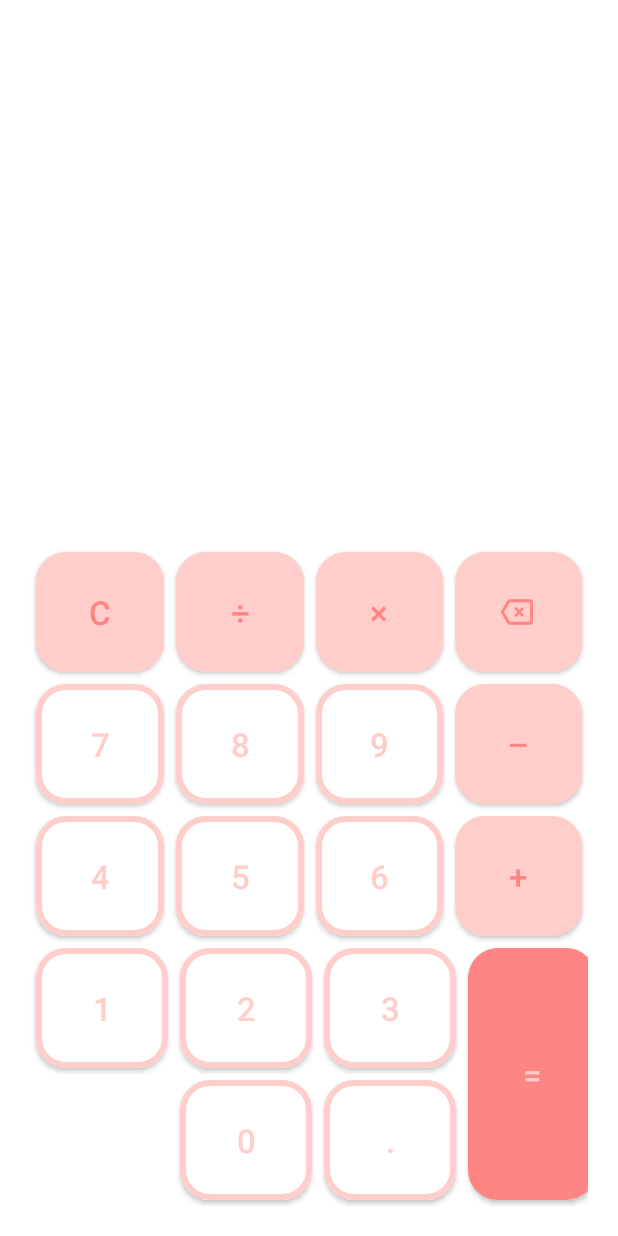
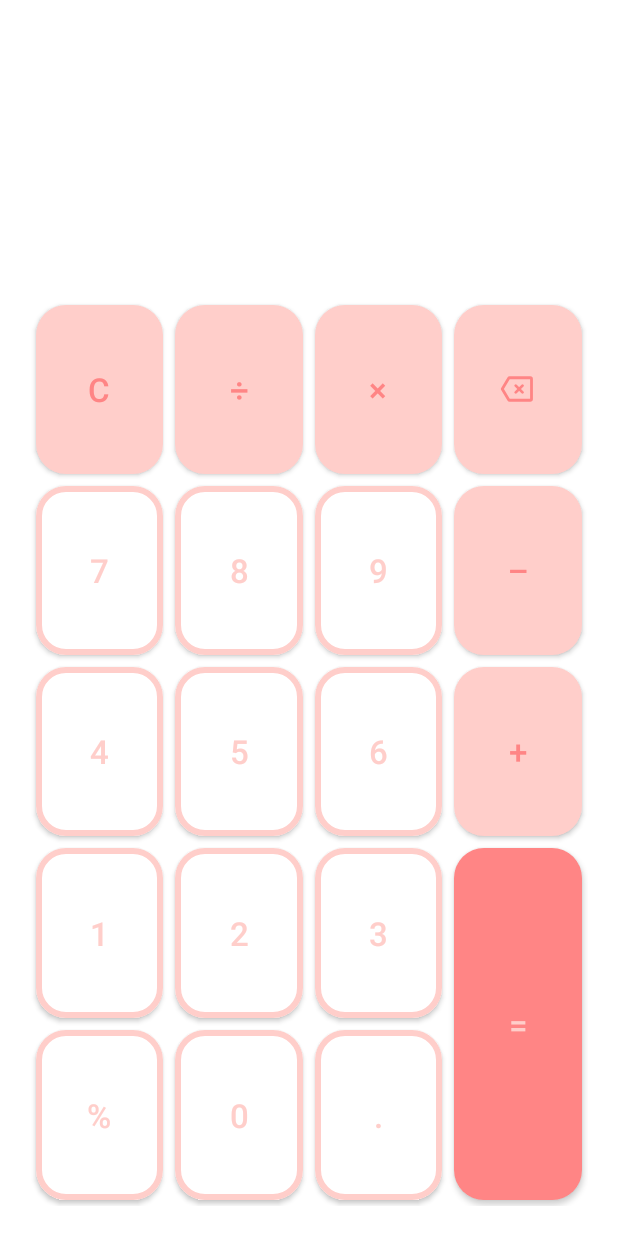
Before and after one commit to nvshink/calculator-and, an Android app: the screen it shows after launch (MainActivity), on a phone screen of 412 x 824 dp. Run offline under Robolectric (Android 15) with nearby library versions, the phone set to English and light mode, and no system bars.

Commit message:
GridLayout replace TableLayout

```diff
--- a/app/build.gradle
+++ b/app/build.gradle
@@ -39,6 +39,7 @@ dependencies {
     implementation 'androidx.appcompat:appcompat:1.3.0'
     implementation 'com.google.android.material:material:1.3.0'
     implementation 'androidx.constraintlayout:constraintlayout:2.0.4'
+    implementation 'androidx.gridlayout:gridlayout:1.0.0'
     testImplementation 'junit:junit:4.+'
     androidTestImplementation 'androidx.test.ext:junit:1.1.2'
     androidTestImplementation 'androidx.test.espresso:espresso-core:3.3.0'
--- a/app/src/main/res/layout/activity_main.xml
+++ b/app/src/main/res/layout/activity_main.xml
@@ -19,73 +19,302 @@
         app:layout_constraintHorizontal_bias="1.0"
         app:layout_constraintStart_toStartOf="parent"
         app:layout_constraintTop_toTopOf="parent" />
-
-    <TableLayout
+    <androidx.gridlayout.widget.GridLayout
         android:layout_width="0dp"
         android:layout_height="0dp"
         android:layout_marginStart="20dp"
-        android:layout_marginTop="20dp"
+        android:layout_marginTop="10dp"
+        android:layout_marginEnd="20dp"
+        android:layout_marginBottom="20dp"
+        app:columnCount="4"
+        app:layout_constraintBottom_toBottomOf="parent"
+        app:layout_constraintEnd_toEndOf="parent"
+        app:layout_constraintStart_toStartOf="parent"
+        app:layout_constraintTop_toBottomOf="@+id/outText"
+        app:rowCount="5">
+
+        <Button
+            android:id="@+id/clearButton"
+            style="@style/Widget.MyApp.Button.PrimaryButton"
+            android:layout_width="0dp"
+            android:layout_height="0dp"
+            android:onClick="onClear"
+            android:text="C"
+            app:layout_column="0"
+            app:layout_columnWeight="1"
+            app:layout_gravity="fill"
+            app:layout_row="0"
+            app:layout_rowWeight="1" />
+
+        <Button
+            android:id="@+id/divideButton"
+            style="@style/Widget.MyApp.Button.PrimaryButton"
+            android:layout_width="0dp"
+            android:layout_height="0dp"
+            android:onClick="onOperator"
+            android:text="÷"
+            app:layout_column="1"
+            app:layout_columnWeight="1"
+            app:layout_gravity="fill"
+            app:layout_row="0"
+            app:layout_rowWeight="1" />
+
+        <Button
+            android:id="@+id/multiplicationButton"
+            style="@style/Widget.MyApp.Button.PrimaryButton"
+            android:layout_width="0dp"
+            android:layout_height="0dp"
+            android:onClick="onOperator"
+            android:text="×"
+            app:layout_column="2"
+            app:layout_columnWeight="1"
+            app:layout_gravity="fill"
+            app:layout_row="0"
+            app:layout_rowWeight="1" />
+
+        <Button
+            android:id="@+id/deleteButton"
+            style="@style/Widget.MyApp.Button.PrimaryButton"
+            android:layout_width="0dp"
+            android:layout_height="0dp"
+            android:gravity="center"
+            android:onClick="onDelete"
+            app:icon="@drawable/ic_backspace"
+            app:iconGravity="textStart"
+            app:iconPadding="0dp"
+            app:layout_column="3"
+            app:layout_columnWeight="1"
+            app:layout_gravity="fill"
+            app:layout_row="0"
+            app:layout_rowWeight="1" />
+
+        <Button
+            android:id="@+id/sevenButton"
+            style="@style/Widget.MyApp.Button.OnPrimaryButton"
+            android:layout_width="0dp"
+            android:layout_height="0dp"
+            android:onClick="onNumber"
+            android:text="7"
+            app:layout_column="0"
+            app:layout_columnWeight="1"
+            app:layout_gravity="fill"
+            app:layout_row="1"
+            app:layout_rowWeight="1" />
+
+        <Button
+            android:id="@+id/eightButton"
+            style="@style/Widget.MyApp.Button.OnPrimaryButton"
+            android:layout_width="0dp"
+            android:layout_height="0dp"
+            android:onClick="onNumber"
+            android:text="8"
+            app:layout_column="1"
+            app:layout_columnWeight="1"
+            app:layout_gravity="fill"
+            app:layout_row="1"
+            app:layout_rowWeight="1" />
+
+        <Button
+            android:id="@+id/nineButton"
+            style="@style/Widget.MyApp.Button.OnPrimaryButton"
+            android:layout_width="0dp"
+            android:layout_height="0dp"
+            android:onClick="onNumber"
+            android:text="9"
+            app:layout_column="2"
+            app:layout_columnWeight="1"
+            app:layout_gravity="fill"
+            app:layout_row="1"
+            app:layout_rowWeight="1" />
+
+        <Button
+            android:id="@+id/minusButton"
+            style="@style/Widget.MyApp.Button.PrimaryButton"
+            android:layout_width="0dp"
+            android:layout_height="0dp"
+            android:onClick="onOperator"
+            android:text="–"
+            app:layout_column="3"
+            app:layout_columnWeight="1"
+            app:layout_gravity="fill"
+            app:layout_row="1"
+            app:layout_rowWeight="1" />
+
+        <Button
+            android:id="@+id/fourButton"
+            style="@style/Widget.MyApp.Button.OnPrimaryButton"
+            android:layout_width="0dp"
+            android:layout_height="0dp"
+            android:layout_weight="25"
+            android:onClick="onNumber"
+            android:text="4"
+            app:layout_column="0"
+            app:layout_columnWeight="1"
+            app:layout_gravity="fill"
+            app:layout_row="2"
+            app:layout_rowWeight="1" />
+
+        <Button
+            android:id="@+id/fiveButton"
+            style="@style/Widget.MyApp.Button.OnPrimaryButton"
+            android:layout_width="0dp"
+            android:layout_height="0dp"
+            android:layout_weight="25"
+            android:onClick="onNumber"
+            android:text="5"
+            app:layout_column="1"
+            app:layout_columnWeight="1"
+            app:layout_gravity="fill"
+            app:layout_row="2"
+            app:layout_rowWeight="1" />
+
+        <Button
+            android:id="@+id/sixButton"
+            style="@style/Widget.MyApp.Button.OnPrimaryButton"
+            android:layout_width="0dp"
+            android:layout_height="0dp"
+            android:layout_weight="25"
+            android:onClick="onNumber"
+            android:text="6"
+            app:layout_column="2"
+            app:layout_columnWeight="1"
+            app:layout_gravity="fill"
+            app:layout_row="2"
+            app:layout_rowWeight="1" />
+
+        <Button
+            android:id="@+id/plusButton"
+            style="@style/Widget.MyApp.Button.PrimaryButton"
+            android:layout_width="0dp"
+            android:layout_height="0dp"
+            android:layout_weight="25"
+            android:onClick="onOperator"
+            android:text="+"
+            app:layout_column="3"
+            app:layout_columnWeight="1"
+            app:layout_gravity="fill"
+            app:layout_row="2"
+            app:layout_rowWeight="1" />
+
+        <Button
+            android:id="@+id/oneButton"
+            style="@style/Widget.MyApp.Button.OnPrimaryButton"
+            android:layout_width="0dp"
+            android:layout_height="0dp"
+            android:layout_weight="33"
+            android:onClick="onNumber"
+            android:text="1"
+            app:layout_column="0"
+            app:layout_columnWeight="1"
+            app:layout_gravity="fill"
+            app:layout_row="3"
+            app:layout_rowWeight="1" />
+
+        <Button
+            android:id="@+id/twoButton"
+            style="@style/Widget.MyApp.Button.OnPrimaryButton"
+            android:layout_width="0dp"
+            android:layout_height="0dp"
+            android:layout_weight="33"
+            android:onClick="onNumber"
+            android:text="2"
+            app:layout_column="1"
+            app:layout_columnWeight="1"
+            app:layout_gravity="fill"
+            app:layout_row="3"
+            app:layout_rowWeight="1" />
+
+        <Button
+            android:id="@+id/threeButton"
+            style="@style/Widget.MyApp.Button.OnPrimaryButton"
+            android:layout_width="0dp"
+            android:layout_height="0dp"
+            android:layout_weight="33"
+            android:onClick="onNumber"
+            android:text="3"
+            app:layout_column="2"
+            app:layout_columnWeight="1"
+            app:layout_gravity="fill"
+            app:layout_row="3"
+            app:layout_rowWeight="1" />
+
+        <Button
+            android:id="@+id/resultButton"
+            style="@style/Widget.MyApp.Button.PrimaryVariantButton"
+            android:layout_width="0dp"
+            android:layout_height="0dp"
+            android:onClick="onResult"
+            android:text="="
+            app:layout_column="3"
+            app:layout_columnWeight="1"
+            app:layout_gravity="fill"
+            app:layout_row="3"
+            app:layout_rowSpan="2"
+            app:layout_rowWeight="1" />
+
+        <Button
+            android:id="@+id/percentButton"
+            style="@style/Widget.MyApp.Button.OnPrimaryButton"
+            android:layout_width="0dp"
+            android:layout_height="0dp"
+            android:text="%"
+            android:visibility="visible"
+            app:layout_column="0"
+            app:layout_columnWeight="1"
+            app:layout_gravity="fill"
+            app:layout_row="4"
+            app:layout_rowWeight="1" />
+
+        <Button
+            android:id="@+id/zeroButton"
+            style="@style/Widget.MyApp.Button.OnPrimaryButton"
+            android:layout_width="0dp"
+            android:layout_height="0dp"
+            android:onClick="onNumber"
+            android:text="0"
+            app:layout_column="1"
+            app:layout_columnWeight="1"
+            app:layout_gravity="fill"
+            app:layout_row="4"
+            app:layout_rowWeight="1" />
+
+        <Button
+            android:id="@+id/pointButton"
+            style="@style/Widget.MyApp.Button.OnPrimaryButton"
+            android:layout_width="0dp"
+            android:layout_height="0dp"
+            android:onClick="onPoint"
+            android:text="."
+            app:layout_column="2"
+            app:layout_columnWeight="1"
+            app:layout_gravity="fill"
+            app:layout_row="4"
+            app:layout_rowWeight="1" />
+
+    </androidx.gridlayout.widget.GridLayout>
+
+    <TableLayout
+        android:id="@+id/tableLayout"
+        android:layout_width="0dp"
+        android:layout_height="0dp"
+        android:layout_marginStart="20dp"
         android:layout_marginEnd="20dp"
         android:layout_marginBottom="20dp"
         android:gravity="bottom|center_vertical"
         android:orientation="vertical"
         android:stretchColumns="0, 1, 2, 3"
+        android:visibility="gone"
         android:weightSum="100"
         app:layout_constraintBottom_toBottomOf="parent"
         app:layout_constraintEnd_toEndOf="parent"
         app:layout_constraintHeight_max="440dp"
         app:layout_constraintHeight_min="200dp"
-        app:layout_constraintStart_toStartOf="parent"
-        app:layout_constraintTop_toBottomOf="@+id/outText"
-        app:layout_constraintVertical_bias="1.0">
+        app:layout_constraintStart_toStartOf="parent">
 
         <TableRow
             android:layout_width="match_parent"
             android:layout_height="match_parent"
             android:layout_weight="20">
-
-            <Button
-                android:id="@+id/clearButton"
-                style="@style/Widget.MyApp.Button.PrimaryButton"
-                android:layout_width="match_parent"
-                android:layout_height="match_parent"
-                android:layout_column="0"
-                android:layout_weight="25"
-                android:onClick="onClear"
-                android:text="C" />
-
-            <Button
-                android:id="@+id/divideButton"
-                style="@style/Widget.MyApp.Button.PrimaryButton"
-                android:layout_width="match_parent"
-                android:layout_height="match_parent"
-                android:layout_column="1"
-                android:layout_weight="25"
-                android:onClick="onOperator"
-                android:text="÷" />
-
-            <Button
-                android:id="@+id/multiplicationButton"
-                style="@style/Widget.MyApp.Button.PrimaryButton"
-                android:layout_width="match_parent"
-                android:layout_height="match_parent"
-                android:layout_column="2"
-                android:layout_weight="25"
-                android:onClick="onOperator"
-                android:text="×" />
-
-            <Button
-                android:id="@+id/deleteButton"
-                style="@style/Widget.MyApp.Button.PrimaryButton"
-                android:layout_width="match_parent"
-                android:layout_height="match_parent"
-                android:layout_column="3"
-                android:layout_weight="25"
-                android:gravity="center"
-                android:onClick="onDelete"
-                app:icon="@drawable/ic_backspace"
-                app:iconGravity="textStart"
-                app:iconPadding="0dp" />
 
         </TableRow>
 
@@ -94,91 +323,12 @@
             android:layout_height="match_parent"
             android:layout_weight="20">
 
-            <Button
-                android:id="@+id/sevenButton"
-                style="@style/Widget.MyApp.Button.OnPrimaryButton"
-                android:layout_width="match_parent"
-                android:layout_height="match_parent"
-                android:layout_column="0"
-                android:layout_weight="25"
-                android:onClick="onNumber"
-                android:text="7" />
-
-            <Button
-                android:id="@+id/eightButton"
-                style="@style/Widget.MyApp.Button.OnPrimaryButton"
-                android:layout_width="match_parent"
-                android:layout_height="match_parent"
-                android:layout_column="1"
-                android:layout_weight="25"
-                android:onClick="onNumber"
-                android:text="8" />
-
-            <Button
-                android:id="@+id/nineButton"
-                style="@style/Widget.MyApp.Button.OnPrimaryButton"
-                android:layout_width="match_parent"
-                android:layout_height="match_parent"
-                android:layout_column="2"
-                android:layout_weight="25"
-                android:onClick="onNumber"
-                android:text="9" />
-
-            <Button
-                android:id="@+id/minusButton"
-                style="@style/Widget.MyApp.Button.PrimaryButton"
-                android:layout_width="match_parent"
-                android:layout_height="match_parent"
-                android:layout_column="3"
-                android:layout_weight="25"
-                android:onClick="onOperator"
-                android:text="–" />
         </TableRow>
 
         <TableRow
             android:layout_width="match_parent"
             android:layout_height="match_parent"
             android:layout_weight="20">
-
-            <Button
-                android:id="@+id/fourButton"
-                style="@style/Widget.MyApp.Button.OnPrimaryButton"
-                android:layout_width="match_parent"
-                android:layout_height="match_parent"
-                android:layout_column="0"
-                android:layout_weight="25"
-                android:onClick="onNumber"
-                android:text="4" />
-
-            <Button
-                android:id="@+id/fiveButton"
-                style="@style/Widget.MyApp.Button.OnPrimaryButton"
-                android:layout_width="match_parent"
-                android:layout_height="match_parent"
-                android:layout_column="1"
-                android:layout_weight="25"
-                android:onClick="onNumber"
-                android:text="5" />
-
-            <Button
-                android:id="@+id/sixButton"
-                style="@style/Widget.MyApp.Button.OnPrimaryButton"
-                android:layout_width="match_parent"
-                android:layout_height="match_parent"
-                android:layout_column="2"
-                android:layout_weight="25"
-                android:onClick="onNumber"
-                android:text="6" />
-
-            <Button
-                android:id="@+id/plusButton"
-                style="@style/Widget.MyApp.Button.PrimaryButton"
-                android:layout_width="match_parent"
-                android:layout_height="match_parent"
-                android:layout_column="3"
-                android:layout_weight="25"
-                android:onClick="onOperator"
-                android:text="+" />
 
         </TableRow>
 
@@ -201,36 +351,6 @@
                     android:layout_weight="50"
                     android:orientation="vertical">
 
-                    <Button
-                        android:id="@+id/oneButton"
-                        style="@style/Widget.MyApp.Button.OnPrimaryButton"
-                        android:layout_width="match_parent"
-                        android:layout_height="match_parent"
-                        android:layout_column="0"
-                        android:layout_weight="33"
-                        android:onClick="onNumber"
-                        android:text="1" />
-
-                    <Button
-                        android:id="@+id/twoButton"
-                        style="@style/Widget.MyApp.Button.OnPrimaryButton"
-                        android:layout_width="match_parent"
-                        android:layout_height="match_parent"
-                        android:layout_column="1"
-                        android:layout_weight="33"
-                        android:onClick="onNumber"
-                        android:text="2" />
-
-                    <Button
-                        android:id="@+id/threeButton"
-                        style="@style/Widget.MyApp.Button.OnPrimaryButton"
-                        android:layout_width="match_parent"
-                        android:layout_height="match_parent"
-                        android:layout_column="2"
-                        android:layout_weight="33"
-                        android:onClick="onNumber"
-                        android:text="3" />
-
                 </TableRow>
 
                 <TableRow
@@ -238,52 +358,9 @@
                     android:layout_height="match_parent"
                     android:layout_weight="50">
 
-                    <Button
-                        android:id="@+id/percentButton"
-                        style="@style/Widget.MyApp.Button.OnPrimaryButton"
-                        android:layout_width="match_parent"
-                        android:layout_height="match_parent"
-                        android:layout_column="0"
-                        android:layout_margin="0dp"
-                        android:layout_marginStart="20dp"
-                        android:layout_marginBottom="20dp"
-                        android:layout_weight="33"
-                        android:text="%"
-                        android:visibility="invisible" />
-
-                    <Button
-                        android:id="@+id/zeroButton"
-                        style="@style/Widget.MyApp.Button.OnPrimaryButton"
-                        android:layout_width="match_parent"
-                        android:layout_height="match_parent"
-                        android:layout_column="1"
-                        android:layout_weight="33"
-                        android:onClick="onNumber"
-                        android:text="0" />
-
-                    <Button
-                        android:id="@+id/pointButton"
-                        style="@style/Widget.MyApp.Button.OnPrimaryButton"
-                        android:layout_width="match_parent"
-                        android:layout_height="match_parent"
-                        android:layout_column="2"
-                        android:layout_weight="33"
-                        android:onClick="onPoint"
-                        android:text="." />
-
                 </TableRow>
 
             </TableLayout>
-
-            <Button
-                android:id="@+id/resultButton"
-                style="@style/Widget.MyApp.Button.PrimaryVariantButton"
-                android:layout_width="match_parent"
-                android:layout_height="match_parent"
-                android:layout_column="3"
-                android:layout_weight="25"
-                android:onClick="onResult"
-                android:text="=" />
 
         </TableRow>
     </TableLayout>
```
